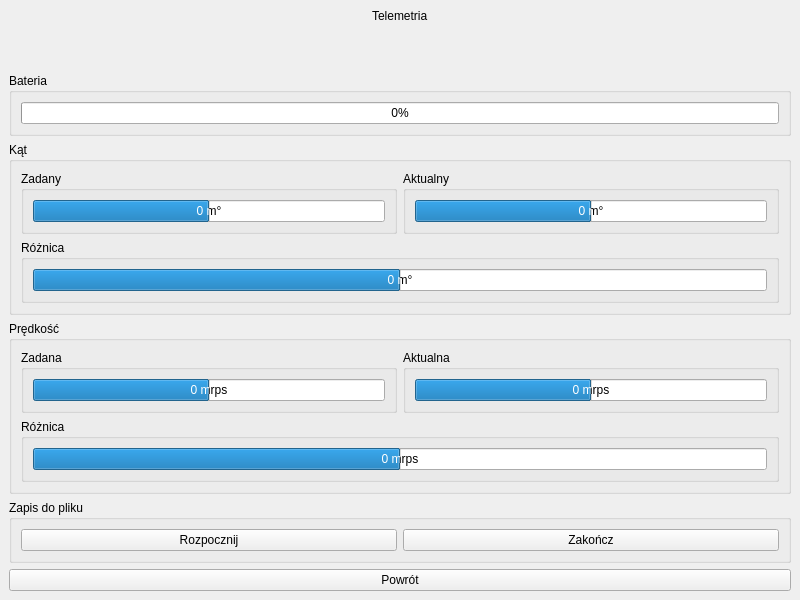
Before: the Qt Designer form telemetrywindow.ui in superjulek/Robot_controller, drawn with Qt 5.
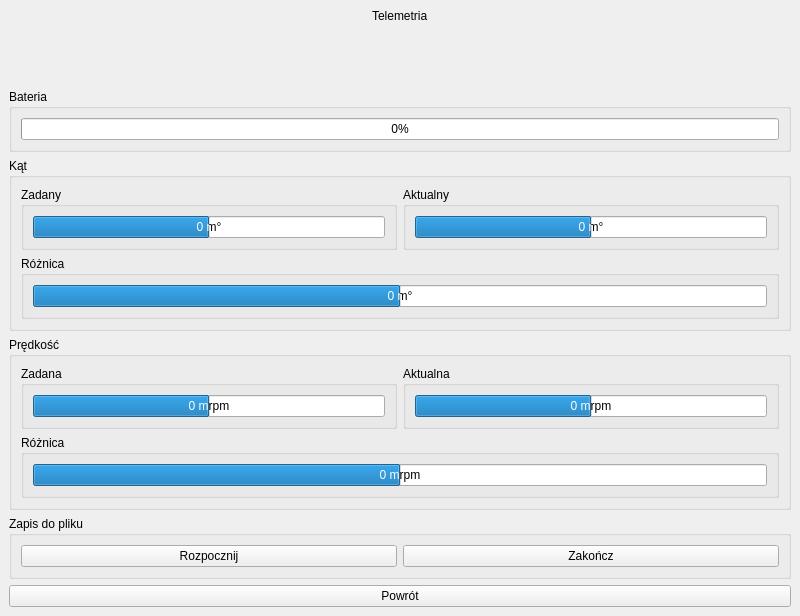
After: the same form once the commit is applied.

```diff
--- a/telemetrywindow.ui
+++ b/telemetrywindow.ui
@@ -7,7 +7,7 @@
     <x>0</x>
     <y>0</y>
     <width>800</width>
-    <height>600</height>
+    <height>616</height>
    </rect>
   </property>
   <property name="windowTitle">
@@ -167,7 +167,7 @@
                  <number>0</number>
                 </property>
                 <property name="format">
-                 <string>%v mrps</string>
+                 <string>%v mrpm</string>
                 </property>
                </widget>
               </item>
@@ -192,7 +192,7 @@
                  <number>0</number>
                 </property>
                 <property name="format">
-                 <string>%v mrps</string>
+                 <string>%v mrpm</string>
                 </property>
                </widget>
               </item>
@@ -219,7 +219,7 @@
                <number>0</number>
               </property>
               <property name="format">
-               <string>%v mrps</string>
+               <string>%v mrpm</string>
               </property>
              </widget>
             </item>
```
